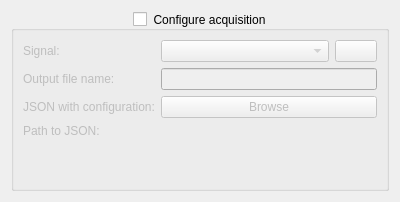
This is designer/acquisition_config.ui in pulp-bio/biogui as Qt 5 draws it before an edit. The edited form follows.
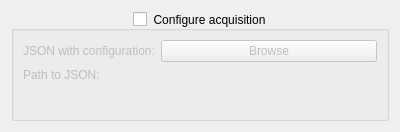
This is the edited form. Icons and pictures are not drawn.

Commit message: New acquisition module

```diff
--- a/designer/acquisition_config.ui
+++ b/designer/acquisition_config.ui
@@ -7,7 +7,7 @@
     <x>0</x>
     <y>0</y>
     <width>400</width>
-    <height>202</height>
+    <height>132</height>
    </rect>
   </property>
   <property name="windowTitle">
@@ -29,75 +29,34 @@
       <bool>false</bool>
      </property>
      <layout class="QFormLayout" name="formLayout">
-      <item row="0" column="0">
-       <widget class="QLabel" name="label1">
-        <property name="text">
-         <string>Signal:</string>
-        </property>
-       </widget>
-      </item>
       <item row="2" column="0">
-       <widget class="QLabel" name="label2">
-        <property name="text">
-         <string>Output file name:</string>
-        </property>
-       </widget>
-      </item>
-      <item row="2" column="1">
-       <widget class="QLineEdit" name="acquisitionTextField">
-        <property name="toolTip">
-         <string>If no name is provided, one based on the timestamp will be used</string>
-        </property>
-       </widget>
-      </item>
-      <item row="4" column="0">
-       <widget class="QLabel" name="label3">
+       <widget class="QLabel" name="label1">
         <property name="text">
          <string>JSON with configuration:</string>
         </property>
        </widget>
       </item>
-      <item row="4" column="1">
+      <item row="2" column="1">
        <widget class="QPushButton" name="browseJSONButton">
         <property name="text">
          <string>Browse</string>
         </property>
        </widget>
       </item>
-      <item row="6" column="0">
-       <widget class="QLabel" name="label4">
+      <item row="4" column="0">
+       <widget class="QLabel" name="label2">
         <property name="text">
          <string>Path to JSON:</string>
         </property>
        </widget>
       </item>
-      <item row="6" column="1">
+      <item row="4" column="1">
        <widget class="QLabel" name="configJSONPathLabel">
         <property name="text">
          <string/>
         </property>
        </widget>
       </item>
-      <item row="0" column="1">
-       <layout class="QHBoxLayout" name="horizontalLayout" stretch="4,1">
-        <item>
-         <widget class="QComboBox" name="signalComboBox"/>
-        </item>
-        <item>
-         <widget class="QPushButton" name="rescanSignalsButton">
-          <property name="toolTip">
-           <string>Rescan signals</string>
-          </property>
-          <property name="text">
-           <string/>
-          </property>
-          <property name="icon">
-           <iconset theme="view-refresh"/>
-          </property>
-         </widget>
-        </item>
-       </layout>
-      </item>
      </layout>
     </widget>
    </item>
```
The commit also changes 6 other files.
